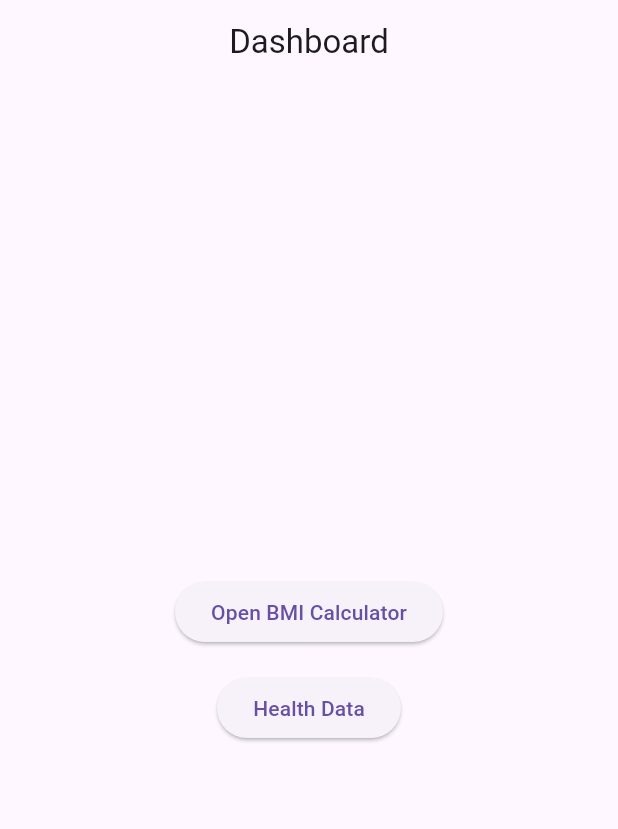
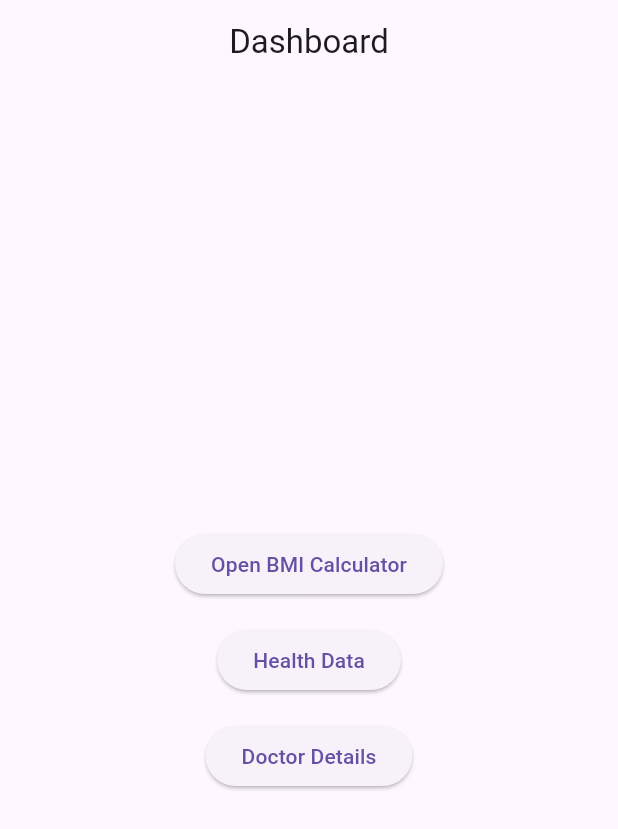
Before and after one commit to ILRSBandara/Aura-Care, a Flutter app: the screen it shows after launch, on a phone screen of 412 x 824 dp. Shown: the top 829 px of the screen. Run offline on Flutter 3.47's test engine with Material 3 defaults, Android fonts, the phone set to English and light mode, and no system bars; our stand-ins replace fl_chart, page_transition, swipeable_button_view; missing offline and left inert: pretty_gauge.

Commit message:
Create the Doctor Details Button

```diff
--- a/lib/Screen/dashboard.dart
+++ b/lib/Screen/dashboard.dart
@@ -2,7 +2,9 @@
 
 import 'package:flutter/material.dart';
 import 'bmi.dart';            // your existing BMI screen
-// new Health Data screen (create this)
+// ignore: unused_import
+import 'health_data.dart';   // your existing HealthDataScreen
+// You can also import a doctor's screen if you create one later
 
 class DashboardScreen extends StatelessWidget {
   const DashboardScreen({super.key});
@@ -37,6 +39,18 @@ class DashboardScreen extends StatelessWidget {
               },
               child: const Text('Health Data'),
             ),
+            const SizedBox(height: 16),          // spacing between buttons
+            ElevatedButton(
+              onPressed: () {
+                // You can either navigate to a Doctor's screen or initiate a call.
+                // For now, let's print a placeholder message.
+                // ignore: avoid_print
+                print("Calling the doctor...");
+                // You could navigate to a call screen if you have one, e.g.:
+                // Navigator.push(context, MaterialPageRoute(builder: (_) => const DoctorCallScreen()));
+              },
+              child: const Text('Doctor Details'),
+            ),
           ],
         ),
       ),
```
